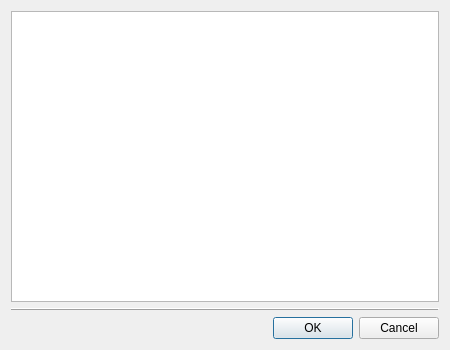
First picture: the form in lclib/qt/lc_qeditgroupsdialog.ui, repository trevorsandy/lpub3d-ci, before the edit.
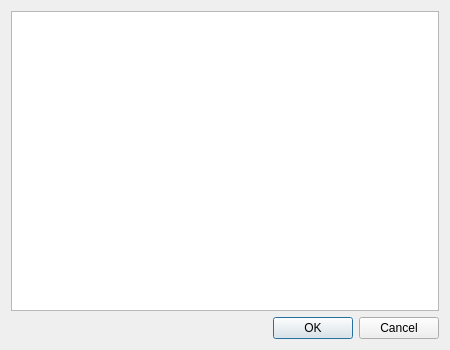
Second picture: the form after the edit.

Diff of the .ui file:
```diff
--- a/lclib/qt/lc_qeditgroupsdialog.ui
+++ b/lclib/qt/lc_qeditgroupsdialog.ui
@@ -38,16 +38,6 @@
      </column>
     </widget>
    </item>
-   <item>
-    <widget class="QFrame" name="frame">
-     <property name="frameShape">
-      <enum>QFrame::HLine</enum>
-     </property>
-     <property name="frameShadow">
-      <enum>QFrame::Raised</enum>
-     </property>
-    </widget>
-   </item>
    <item>
     <widget class="QDialogButtonBox" name="buttonBox">
      <property name="orientation">
```
